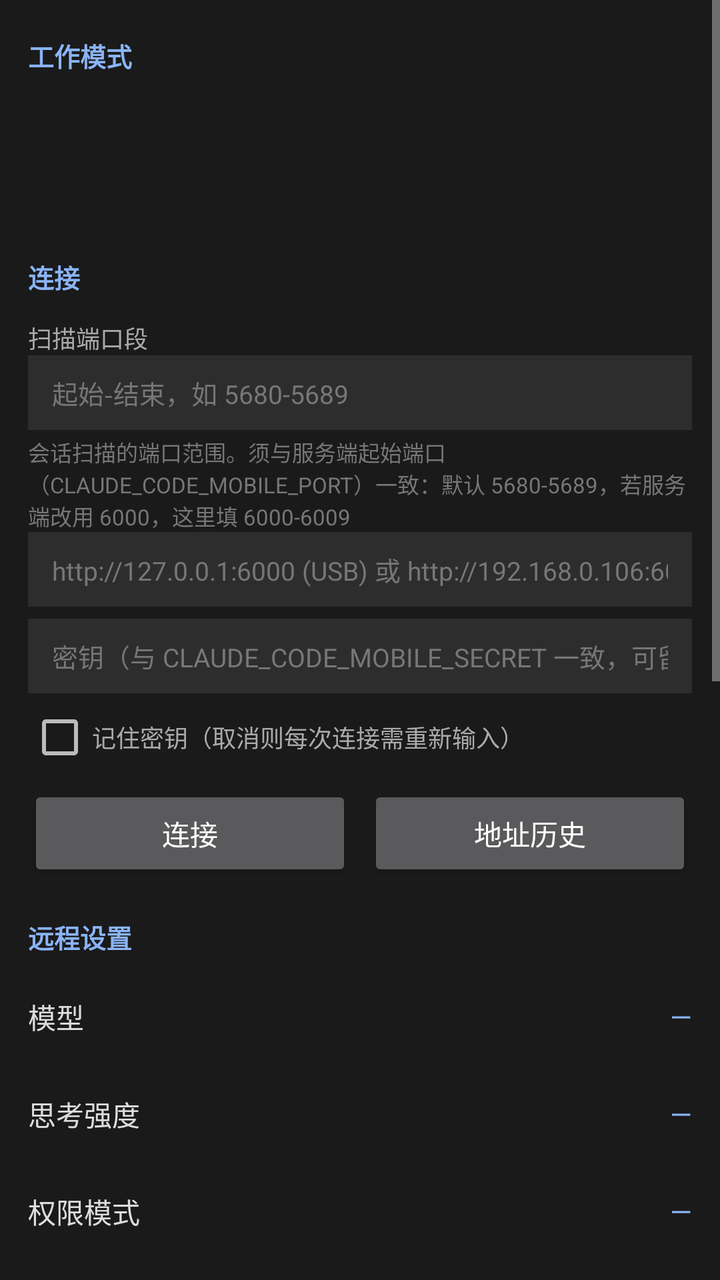
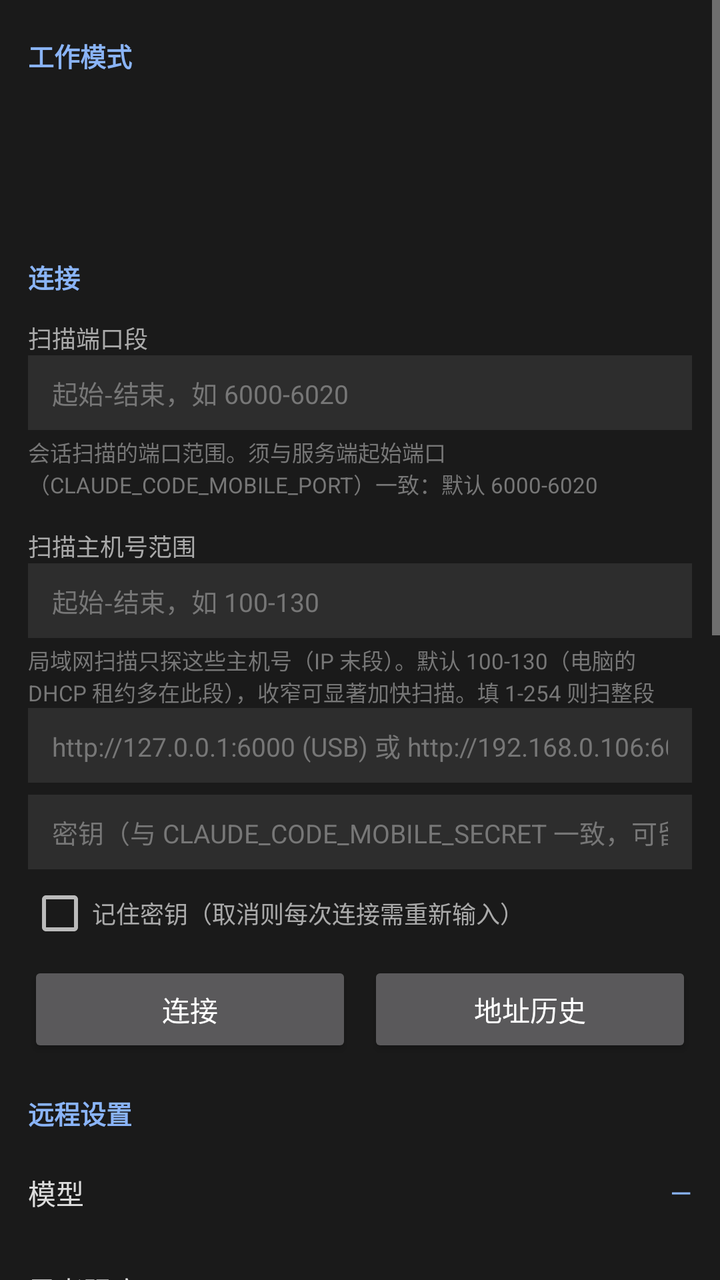

Screens rendered from an Android XML layout before and after an edit, with the pre-edit source and the edit as a unified diff.
<!-- AndroidManifest.xml: application theme Theme.DogeMobile -->
<!-- res/layout/fragment_settings.xml -->
<?xml version="1.0" encoding="utf-8"?>
<ScrollView xmlns:android="http://schemas.android.com/apk/res/android"
    android:layout_width="match_parent"
    android:layout_height="match_parent"
    android:background="#1A1A1A"
    android:fillViewport="true">

    <LinearLayout
        android:layout_width="match_parent"
        android:layout_height="wrap_content"
        android:orientation="vertical"
        android:paddingBottom="24dp">

        
        <LinearLayout
            android:layout_width="match_parent"
            android:layout_height="wrap_content"
            android:orientation="vertical"
            android:paddingStart="14dp"
            android:paddingEnd="14dp">

            <TextView
                style="@style/SettingsSection"
                android:text="@string/section_mode" />

            <TextView
                android:id="@+id/mode_value"
                android:layout_width="match_parent"
                android:layout_height="wrap_content"
                android:layout_marginTop="2dp"
                android:textColor="#8AB4F8"
                android:textSize="14sp" />

            <TextView
                android:id="@+id/mode_desc"
                android:layout_width="match_parent"
                android:layout_height="wrap_content"
                android:layout_marginTop="4dp"
                android:textColor="#777777"
                android:textSize="12sp" />

            <LinearLayout
                android:id="@+id/mode_items"
                android:layout_width="wrap_content"
                android:layout_height="wrap_content"
                android:layout_marginTop="8dp"
                android:orientation="horizontal" />
        </LinearLayout>

        
        <LinearLayout
            android:id="@+id/local_section"
            android:layout_width="match_parent"
            android:layout_height="wrap_content"
            android:layout_marginTop="18dp"
            android:orientation="vertical"
            android:paddingStart="14dp"
            android:paddingEnd="14dp"
            android:visibility="gone">

            <TextView
                style="@style/SettingsSection"
                android:text="@string/section_local" />

            
            <TextView
                android:layout_width="match_parent"
                android:layout_height="wrap_content"
                android:layout_marginTop="4dp"
                android:text="@string/label_provider_profiles"
                android:textColor="#CCCCCC"
                android:textSize="13sp" />

            <LinearLayout
                android:layout_width="match_parent"
                android:layout_height="wrap_content"
                android:layout_marginTop="4dp"
                android:orientation="horizontal">

                <Spinner
                    android:id="@+id/profile_spinner"
                    android:layout_width="0dp"
                    android:layout_height="wrap_content"
                    android:layout_weight="1"
                    android:background="#2D2D2D"
                    android:paddingStart="4dp"
                    android:paddingEnd="4dp" />

                <Button
                    android:id="@+id/btn_new_profile"
                    android:layout_width="wrap_content"
                    android:layout_height="wrap_content"
                    android:layout_marginStart="8dp"
                    android:text="@string/action_new_profile"
                    android:textSize="12sp" />

                <Button
                    android:id="@+id/btn_delete_profile"
                    android:layout_width="wrap_content"
                    android:layout_height="wrap_content"
                    android:layout_marginStart="8dp"
                    android:text="@string/action_delete_profile"
                    android:textSize="12sp" />
            </LinearLayout>

            <TextView
                android:id="@+id/local_status"
                android:layout_width="match_parent"
                android:layout_height="wrap_content"
                android:layout_marginTop="2dp"
                android:textColor="#8AB4F8"
                android:textSize="14sp" />

            <TextView
                android:id="@+id/local_hint"
                android:layout_width="match_parent"
                android:layout_height="wrap_content"
                android:layout_marginTop="4dp"
                android:textColor="#777777"
                android:textSize="12sp" />

            
            <TextView
                android:layout_width="match_parent"
                android:layout_height="wrap_content"
                android:layout_marginTop="10dp"
                android:text="@string/label_provider"
                android:textColor="#CCCCCC"
                android:textSize="13sp" />

            <LinearLayout
                android:id="@+id/provider_items"
                android:layout_width="wrap_content"
                android:layout_height="wrap_content"
                android:layout_marginTop="6dp"
                android:orientation="horizontal" />

            <EditText
                android:id="@+id/base_url_input"
                android:layout_width="match_parent"
                android:layout_height="wrap_content"
                android:layout_marginTop="8dp"
                android:background="#2D2D2D"
                android:hint="@string/hint_base_url"
                android:inputType="textUri"
                android:maxLines="1"
                android:paddingStart="12dp"
                android:paddingEnd="12dp"
                android:paddingTop="9dp"
                android:paddingBottom="9dp"
                android:textColor="#E8E8E8"
                android:textColorHint="#777777"
                android:textSize="13sp" />

            <EditText
                android:id="@+id/api_key_input"
                android:layout_width="match_parent"
                android:layout_height="wrap_content"
                android:layout_marginTop="6dp"
                android:background="#2D2D2D"
                android:hint="@string/hint_api_key"
                android:inputType="textPassword"
                android:maxLines="1"
                android:paddingStart="12dp"
                android:paddingEnd="12dp"
                android:paddingTop="9dp"
                android:paddingBottom="9dp"
                android:textColor="#E8E8E8"
                android:textColorHint="#777777"
                android:textSize="13sp" />

            <EditText
                android:id="@+id/model_input"
                android:layout_width="match_parent"
                android:layout_height="wrap_content"
                android:layout_marginTop="6dp"
                android:background="#2D2D2D"
                android:hint="@string/hint_model"
                android:inputType="text"
                android:maxLines="1"
                android:paddingStart="12dp"
                android:paddingEnd="12dp"
                android:paddingTop="9dp"
                android:paddingBottom="9dp"
                android:textColor="#E8E8E8"
                android:textColorHint="#777777"
                android:textSize="13sp" />

            
            <TextView
                android:layout_width="match_parent"
                android:layout_height="wrap_content"
                android:layout_marginTop="10dp"
                android:text="@string/label_thinking"
                android:textColor="#CCCCCC"
                android:textSize="13sp" />

            <TextView
                android:id="@+id/thinking_value"
                android:layout_width="match_parent"
                android:layout_height="wrap_content"
                android:layout_marginTop="4dp"
                android:background="#2D2D2D"
                android:clickable="true"
                android:focusable="true"
                android:paddingStart="12dp"
                android:paddingEnd="12dp"
                android:paddingTop="10dp"
                android:paddingBottom="10dp"
                android:text="关闭"
                android:textColor="#E8E8E8"
                android:textSize="13sp" />

            
            <TextView
                android:layout_width="match_parent"
                android:layout_height="wrap_content"
                android:layout_marginTop="10dp"
                android:text="@string/label_skills"
                android:textColor="#CCCCCC"
                android:textSize="13sp" />

            <TextView
                android:layout_width="match_parent"
                android:layout_height="wrap_content"
                android:layout_marginTop="2dp"
                android:text="@string/skills_hint"
                android:textColor="#777777"
                android:textSize="11sp" />

            <LinearLayout
                android:id="@+id/skill_items"
                android:layout_width="match_parent"
                android:layout_height="wrap_content"
                android:layout_marginTop="6dp"
                android:orientation="vertical" />

            
            <LinearLayout
                android:layout_width="match_parent"
                android:layout_height="wrap_content"
                android:layout_marginTop="8dp"
                android:orientation="horizontal">

                <Button
                    android:id="@+id/btn_fetch_models"
                    android:layout_width="0dp"
                    android:layout_height="wrap_content"
                    android:layout_weight="1"
                    android:text="@string/action_fetch_models" />

                <Button
                    android:id="@+id/btn_test_local"
                    android:layout_width="0dp"
                    android:layout_height="wrap_content"
                    android:layout_marginStart="8dp"
                    android:layout_weight="1"
                    android:text="@string/action_test_local" />
            </LinearLayout>

            
            <TextView
                android:layout_width="match_parent"
                android:layout_height="wrap_content"
                android:layout_marginTop="10dp"
                android:text="@string/label_workspace"
                android:textColor="#CCCCCC"
                android:textSize="13sp" />

            <TextView
                android:id="@+id/workspace_value"
                android:layout_width="match_parent"
                android:layout_height="wrap_content"
                android:layout_marginTop="4dp"
                android:background="#2D2D2D"
                android:paddingStart="12dp"
                android:paddingEnd="12dp"
                android:paddingTop="9dp"
                android:paddingBottom="9dp"
                android:textColor="#B8C7E0"
                android:textSize="12sp"
                android:typeface="monospace" />

            <LinearLayout
                android:layout_width="match_parent"
                android:layout_height="wrap_content"
                android:layout_marginTop="8dp"
                android:orientation="horizontal">

                <Button
                    android:id="@+id/btn_pick_workspace"
                    android:layout_width="0dp"
                    android:layout_height="wrap_content"
                    android:layout_weight="1"
                    android:text="@string/action_pick_workspace" />

                <Button
                    android:id="@+id/btn_save_local"
                    android:layout_width="0dp"
                    android:layout_height="wrap_content"
                    android:layout_marginStart="8dp"
                    android:layout_weight="1"
                    android:text="@string/action_save_local" />
            </LinearLayout>

            <TextView
                android:id="@+id/local_result"
                android:layout_width="match_parent"
                android:layout_height="wrap_content"
                android:layout_marginTop="10dp"
                android:textColor="#6BD66B"
                android:textSize="12sp"
                android:visibility="gone" />
        </LinearLayout>

        
        <LinearLayout
            android:id="@+id/connection_section"
            android:layout_width="match_parent"
            android:layout_height="wrap_content"
            android:layout_marginTop="18dp"
            android:orientation="vertical"
            android:paddingStart="14dp"
            android:paddingEnd="14dp">

            <TextView
                style="@style/SettingsSection"
                android:text="@string/section_connection" />

            <TextView
                android:id="@+id/scan_port_label"
                android:layout_width="match_parent"
                android:layout_height="wrap_content"
                android:layout_marginTop="6dp"
                android:text="@string/scan_port_label"
                android:textColor="#AAAAAA"
                android:textSize="12sp" />

            <EditText
                android:id="@+id/scan_port_input"
                android:layout_width="match_parent"
                android:layout_height="wrap_content"
                android:background="#2D2D2D"
                android:hint="@string/scan_port_hint"
                android:imeOptions="actionDone"
                android:inputType="text"
                android:maxLines="1"
                android:paddingStart="12dp"
                android:paddingEnd="12dp"
                android:paddingTop="9dp"
                android:paddingBottom="9dp"
                android:textColor="#E8E8E8"
                android:textColorHint="#777777"
                android:textSize="13sp" />

            <TextView
                android:id="@+id/scan_port_desc"
                android:layout_width="match_parent"
                android:layout_height="wrap_content"
                android:layout_marginTop="3dp"
                android:text="@string/scan_port_desc"
                android:textColor="#777777"
                android:textSize="11sp" />

            <EditText
                android:id="@+id/url_input"
                android:layout_width="match_parent"
                android:layout_height="wrap_content"
                android:background="#2D2D2D"
                android:hint="@string/url_hint"
                android:imeOptions="actionGo"
                android:inputType="textUri"
                android:maxLines="1"
                android:paddingStart="12dp"
                android:paddingEnd="12dp"
                android:paddingTop="9dp"
                android:paddingBottom="9dp"
                android:textColor="#E8E8E8"
                android:textColorHint="#777777"
                android:textSize="13sp" />

            <EditText
                android:id="@+id/secret_input"
                android:layout_width="match_parent"
                android:layout_height="wrap_content"
                android:layout_marginTop="6dp"
                android:background="#2D2D2D"
                android:hint="@string/secret_hint"
                android:inputType="text"
                android:maxLines="1"
                android:paddingStart="12dp"
                android:paddingEnd="12dp"
                android:paddingTop="9dp"
                android:paddingBottom="9dp"
                android:textColor="#E8E8E8"
                android:textColorHint="#777777"
                android:textSize="13sp" />

            <CheckBox
                android:id="@+id/chk_remember_secret"
                android:layout_width="match_parent"
                android:layout_height="wrap_content"
                android:layout_marginTop="6dp"
                android:text="@string/remember_secret"
                android:textColor="#AAAAAA"
                android:textSize="12sp" />

            <LinearLayout
                android:layout_width="match_parent"
                android:layout_height="wrap_content"
                android:layout_marginTop="8dp"
                android:orientation="horizontal">

                <Button
                    android:id="@+id/btn_connect"
                    android:layout_width="0dp"
                    android:layout_height="wrap_content"
                    android:layout_weight="1"
                    android:text="@string/connect" />

                <Button
                    android:id="@+id/btn_hosts"
                    android:layout_width="0dp"
                    android:layout_height="wrap_content"
                    android:layout_marginStart="8dp"
                    android:layout_weight="1"
                    android:text="@string/host_history_short" />
            </LinearLayout>
        </LinearLayout>

        
        <LinearLayout
            android:layout_width="match_parent"
            android:layout_height="wrap_content"
            android:orientation="vertical"
            android:paddingStart="14dp"
            android:paddingEnd="14dp">

            <TextView
                style="@style/SettingsSection"
                android:text="@string/section_remote" />

            <LinearLayout
                android:id="@+id/row_model"
                style="@style/SettingsRow">

                <TextView
                    style="@style/SettingsRowLabel"
                    android:text="@string/label_model" />

                <TextView
                    android:id="@+id/row_model_value"
                    style="@style/SettingsRowValue"
                    android:text="@string/value_unknown" />
            </LinearLayout>

            <LinearLayout
                android:id="@+id/row_thinking"
                style="@style/SettingsRow">

                <TextView
                    style="@style/SettingsRowLabel"
                    android:text="@string/label_thinking" />

                <TextView
                    android:id="@+id/row_thinking_value"
                    style="@style/SettingsRowValue"
                    android:text="@string/value_unknown" />
            </LinearLayout>

            <LinearLayout
                android:id="@+id/row_permission"
                style="@style/SettingsRow">

                <TextView
                    style="@style/SettingsRowLabel"
                    android:text="@string/label_permission" />

                <TextView
                    android:id="@+id/row_permission_value"
                    style="@style/SettingsRowValue"
                    android:text="@string/value_unknown" />
            </LinearLayout>

            
            <Button
                android:id="@+id/btn_permission_rules"
                android:layout_width="match_parent"
                android:layout_height="wrap_content"
                android:layout_marginTop="10dp"
                android:text="@string/permission_rules" />
        </LinearLayout>

        
        <LinearLayout
            android:id="@+id/pref_container"
            android:layout_width="match_parent"
            android:layout_height="wrap_content"
            android:orientation="vertical" />

        
        <LinearLayout
            android:layout_width="match_parent"
            android:layout_height="wrap_content"
            android:orientation="vertical"
            android:paddingStart="14dp"
            android:paddingEnd="14dp">

            <TextView
                style="@style/SettingsSection"
                android:text="@string/section_session" />

            <Button
                android:id="@+id/btn_scan"
                android:layout_width="match_parent"
                android:layout_height="wrap_content"
                android:text="@string/scan_sessions" />

            <LinearLayout
                android:layout_width="match_parent"
                android:layout_height="wrap_content"
                android:layout_marginTop="6dp"
                android:orientation="horizontal">

                <Button
                    android:id="@+id/btn_rename"
                    android:layout_width="0dp"
                    android:layout_height="wrap_content"
                    android:layout_weight="1"
                    android:text="@string/rename_session" />

                <Button
                    android:id="@+id/btn_export"
                    android:layout_width="0dp"
                    android:layout_height="wrap_content"
                    android:layout_marginStart="8dp"
                    android:layout_weight="1"
                    android:text="@string/export_history" />
            </LinearLayout>

            <Button
                android:id="@+id/btn_clear"
                android:layout_width="match_parent"
                android:layout_height="wrap_content"
                android:layout_marginTop="6dp"
                android:text="@string/clear_history" />

            <Button
                android:id="@+id/btn_pending_perms"
                android:layout_width="match_parent"
                android:layout_height="wrap_content"
                android:layout_marginTop="6dp"
                android:text="@string/pending_permissions" />

            <Button
                android:id="@+id/btn_history"
                android:layout_width="match_parent"
                android:layout_height="wrap_content"
                android:layout_marginTop="6dp"
                android:text="@string/history_title" />
        </LinearLayout>

        
        <LinearLayout
            android:layout_width="match_parent"
            android:layout_height="wrap_content"
            android:orientation="vertical"
            android:paddingStart="14dp"
            android:paddingEnd="14dp">

            <TextView
                style="@style/SettingsSection"
                android:text="@string/section_diagnostics" />

            <Button
                android:id="@+id/btn_diagnostics"
                android:layout_width="match_parent"
                android:layout_height="wrap_content"
                android:text="@string/show_diagnostics" />
        </LinearLayout>

        
        <LinearLayout
            android:layout_width="match_parent"
            android:layout_height="wrap_content"
            android:orientation="vertical"
            android:paddingStart="14dp"
            android:paddingEnd="14dp">

            <TextView
                style="@style/SettingsSection"
                android:text="@string/section_about" />

            <Button
                android:id="@+id/btn_about"
                android:layout_width="match_parent"
                android:layout_height="wrap_content"
                android:text="@string/about_title" />
        </LinearLayout>
    </LinearLayout>
</ScrollView>
<!-- resources referenced by this layout -->
<resources>
  <string name="about_title">关于</string>
  <string name="action_delete_profile">删除当前档案</string>
  <string name="action_fetch_models">获取模型</string>
  <string name="action_new_profile">新建档案</string>
  <string name="action_pick_workspace">选择目录</string>
  <string name="action_save_local">保存配置</string>
  <string name="action_test_local">测试会话</string>
  <string name="clear_history">清空记录</string>
  <string name="connect">连接</string>
  <string name="export_history">导出对话</string>
  <string name="hint_api_key">API 密钥</string>
  <string name="hint_base_url">API 地址（如 https://api.deepseek.com/v1）</string>
  <string name="hint_model">模型名（留空用默认）</string>
  <string name="history_title">历史管理</string>
  <string name="host_history_short">地址历史</string>
  <string name="label_model">模型</string>
  <string name="label_permission">权限模式</string>
  <string name="label_provider">服务商</string>
  <string name="label_provider_profiles">服务商档案</string>
  <string name="label_skills">技能</string>
  <string name="label_thinking">思考强度</string>
  <string name="label_workspace">工作区目录</string>
  <string name="pending_permissions">待发权限决定</string>
  <string name="permission_rules">逐条授权规则</string>
  <string name="remember_secret">记住密钥（取消则每次连接需重新输入）</string>
  <string name="rename_session">重命名会话</string>
  <string name="scan_port_desc">会话扫描的端口范围。须与服务端起始端口（CLAUDE_CODE_MOBILE_PORT）一致：默认 5680-5689，若服务端改用 6000，这里填 6000-6009</string>
  <string name="scan_port_hint">起始-结束，如 5680-5689</string>
  <string name="scan_port_label">扫描端口段</string>
  <string name="scan_sessions">扫描会话（多窗口切换）</string>
  <string name="secret_hint">密钥（与 CLAUDE_CODE_MOBILE_SECRET 一致，可留空）</string>
  <string name="section_about">关于</string>
  <string name="section_connection">连接</string>
  <string name="section_diagnostics">诊断</string>
  <string name="section_local">本地配置</string>
  <string name="section_mode">工作模式</string>
  <string name="section_remote">远程设置</string>
  <string name="section_session">会话</string>
  <string name="show_diagnostics">查看连接诊断</string>
  <string name="skills_hint">开启/关闭某个专家技能（关闭后模型将看不到该技能）。改动即时生效，无需点「保存配置」。</string>
  <string name="url_hint">http://127.0.0.1:6000 (USB) 或 http://192.168.0.106:6000 (WiFi)</string>
  <string name="value_unknown">—</string>
  <style name="SettingsRowLabel">
          <item name="android:layout_width">0dp</item>
          <item name="android:layout_height">wrap_content</item>
          <item name="android:layout_weight">1</item>
          <item name="android:textColor">#DDDDDD</item>
          <item name="android:textSize">14sp</item>
      </style>
  <style name="SettingsRowValue">
          <item name="android:layout_width">wrap_content</item>
          <item name="android:layout_height">wrap_content</item>
          <item name="android:maxWidth">200dp</item>
          <item name="android:ellipsize">end</item>
          <item name="android:maxLines">1</item>
          <item name="android:textColor">#8AB4F8</item>
          <item name="android:textSize">14sp</item>
      </style>
  <style name="SettingsSection">
          <item name="android:layout_width">match_parent</item>
          <item name="android:layout_height">wrap_content</item>
          <item name="android:layout_marginTop">18dp</item>
          <item name="android:layout_marginBottom">6dp</item>
          <item name="android:textColor">#8AB4F8</item>
          <item name="android:textSize">13sp</item>
          <item name="android:textStyle">bold</item>
      </style>
  <style name="Theme.DogeMobile" parent="Theme.AppCompat.NoActionBar">
          <item name="android:windowBackground">#1a1a1a</item>
          <item name="android:statusBarColor">#232323</item>
      </style>
  <!-- unchanged entries left out for length: 1 -->
</resources>

<!-- the commit's change to res/layout/fragment_settings.xml (unified diff, before → after) -->
@@ -362,6 +362,41 @@
                 android:textColor="#777777"
                 android:textSize="11sp" />
 
+            <TextView
+                android:id="@+id/scan_ip_label"
+                android:layout_width="match_parent"
+                android:layout_height="wrap_content"
+                android:layout_marginTop="14dp"
+                android:text="@string/scan_ip_label"
+                android:textColor="#AAAAAA"
+                android:textSize="12sp" />
+
+            <EditText
+                android:id="@+id/scan_ip_input"
+                android:layout_width="match_parent"
+                android:layout_height="wrap_content"
+                android:background="#2D2D2D"
+                android:hint="@string/scan_ip_hint"
+                android:imeOptions="actionDone"
+                android:inputType="text"
+                android:maxLines="1"
+                android:paddingStart="12dp"
+                android:paddingEnd="12dp"
+                android:paddingTop="9dp"
+                android:paddingBottom="9dp"
+                android:textColor="#E8E8E8"
+                android:textColorHint="#777777"
+                android:textSize="13sp" />
+
+            <TextView
+                android:id="@+id/scan_ip_desc"
+                android:layout_width="match_parent"
+                android:layout_height="wrap_content"
+                android:layout_marginTop="3dp"
+                android:text="@string/scan_ip_desc"
+                android:textColor="#777777"
+                android:textSize="11sp" />
+
             <EditText
                 android:id="@+id/url_input"
                 android:layout_width="match_parent"
<!-- resource entries referenced after the edit -->
@@ -26,8 +26,11 @@
   <string name="permission_rules">逐条授权规则</string>
   <string name="remember_secret">记住密钥（取消则每次连接需重新输入）</string>
   <string name="rename_session">重命名会话</string>
-  <string name="scan_port_desc">会话扫描的端口范围。须与服务端起始端口（CLAUDE_CODE_MOBILE_PORT）一致：默认 5680-5689，若服务端改用 6000，这里填 6000-6009</string>
-  <string name="scan_port_hint">起始-结束，如 5680-5689</string>
+  <string name="scan_ip_desc">局域网扫描只探这些主机号（IP 末段）。默认 100-130（电脑的 DHCP 租约多在此段），收窄可显著加快扫描。填 1-254 则扫整段</string>
+  <string name="scan_ip_hint">起始-结束，如 100-130</string>
+  <string name="scan_ip_label">扫描主机号范围</string>
+  <string name="scan_port_desc">会话扫描的端口范围。须与服务端起始端口（CLAUDE_CODE_MOBILE_PORT）一致：默认 6000-6020</string>
+  <string name="scan_port_hint">起始-结束，如 6000-6020</string>
   <string name="scan_port_label">扫描端口段</string>
   <string name="scan_sessions">扫描会话（多窗口切换）</string>
   <string name="secret_hint">密钥（与 CLAUDE_CODE_MOBILE_SECRET 一致，可留空）</string>
